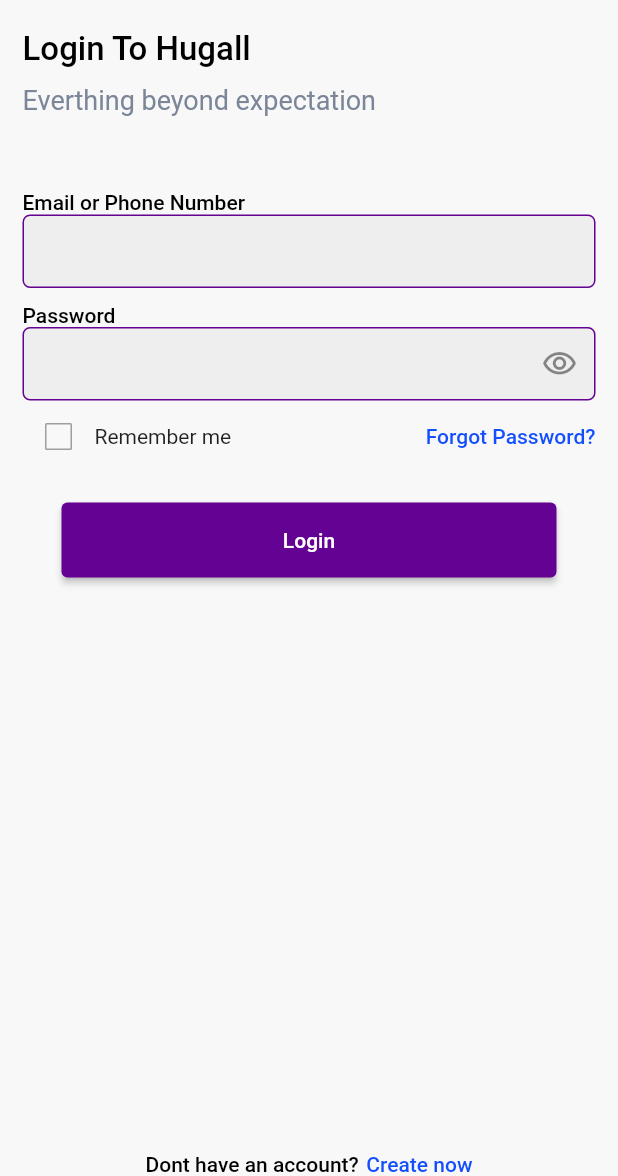
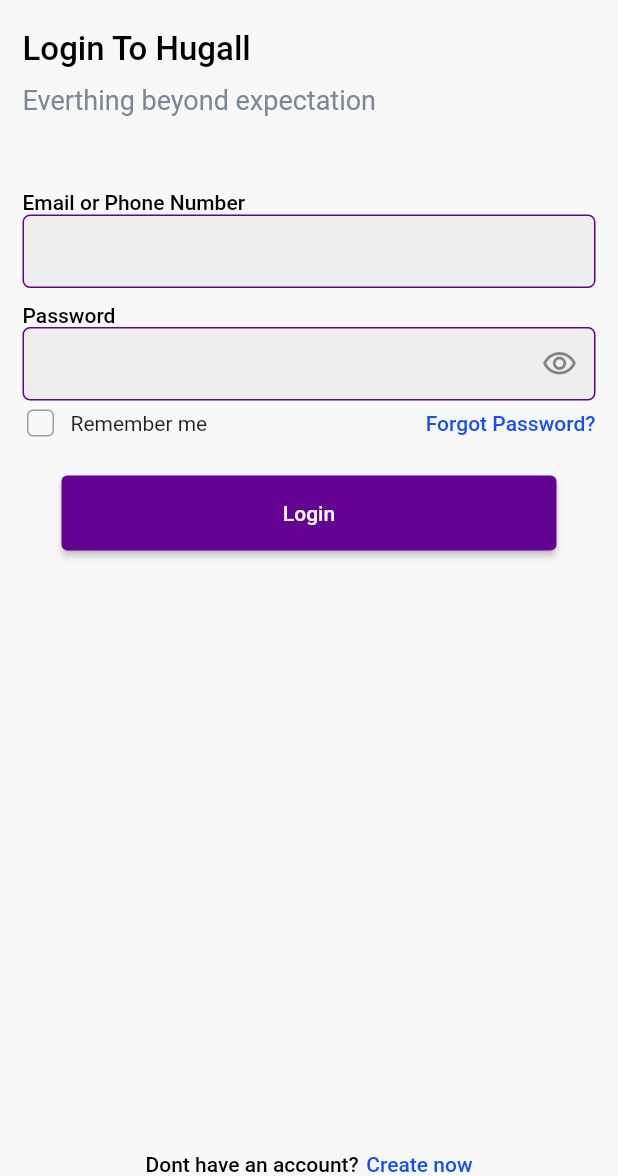
Before and after one commit to baidya07/hugeAll_delivery_app, a Flutter app: the LoginPage screen opened by its route, on a phone screen of 412 x 824 dp, the part 60-1236 px from its top. Run offline on Flutter 3.47's test engine with Material 2 defaults, Android fonts, the phone set to English and light mode, and no system bars; our stand-ins replace another_flushbar, auto_route, cached_network_image, carousel_slider, device_info, device_preview and 14 more.

```diff
--- a/lib/features/auth/login_page.dart
+++ b/lib/features/auth/login_page.dart
@@ -75,10 +75,14 @@ class _LoginPageState extends State<LoginPage> {
                   mainAxisAlignment: MainAxisAlignment.spaceBetween,
                   children: [
                     Row(
-                      // mainAxisAlignment: MainAxisAlignment.start,
-                      // crossAxisAlignment: CrossAxisAlignment.start,
                       children: [
-                        Checkbox(
+                        SizedBox(
+                          height: 30,
+                          width: 24,
+                          child: Checkbox(
+                            shape: RoundedRectangleBorder(
+                                borderRadius: BorderRadius.circular(4)),
+                            visualDensity: VisualDensity.compact,
                             side: const BorderSide(color: Colors.grey),
                             onChanged: (value) {
                               setState(() {
@@ -87,6 +91,8 @@ class _LoginPageState extends State<LoginPage> {
                             },
                             value: false,
                           ),
+                        ),
+                        SBC.mW,
                         const Text('Remember me'),
                       ],
                     ),
```
Lines whose indentation alone changed are shown as unchanged.
